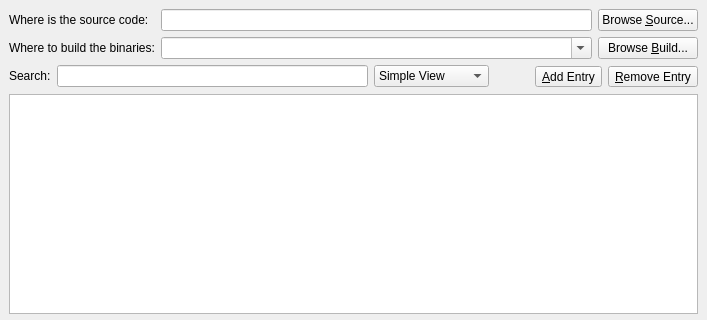
First picture: the form in Source/QtDialog/CMakeSetupDialog.ui, repository halmd-org/cmake-cuda, before the edit; both pictures show x 0 to 707 and y 0 to 320 of the 707 by 582 pixel window.
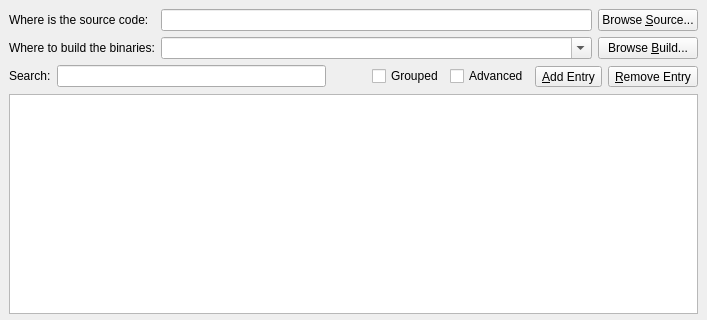
Second picture: the form after the edit. Icons and pictures are not drawn. Custom widgets are drawn as their Qt base class.

```diff
--- a/Source/QtDialog/CMakeSetupDialog.ui
+++ b/Source/QtDialog/CMakeSetupDialog.ui
@@ -113,36 +113,15 @@
           </widget>
          </item>
          <item>
-          <widget class="QLineEdit" name="Search" >
-           <property name="sizePolicy" >
-            <sizepolicy>
-             <hsizetype>7</hsizetype>
-             <vsizetype>0</vsizetype>
+          <widget class="QLineEdit" name="Search">
+           <property name="sizePolicy">
+            <sizepolicy hsizetype="Expanding" vsizetype="Fixed">
              <horstretch>0</horstretch>
              <verstretch>0</verstretch>
             </sizepolicy>
            </property>
           </widget>
          </item>
-         <item>
-         <widget class="QComboBox" name="ViewType" >
-          <item>
-           <property name="text" >
-            <string>Simple View</string>
-           </property>
-          </item>
-          <item>
-           <property name="text" >
-            <string>Advanced View</string>
-           </property>
-          </item>
-          <item>
-           <property name="text" >
-            <string>Grouped View</string>
-           </property>
-          </item>
-          </widget>
-         </item>
          <item>
           <spacer>
            <property name="orientation" >
@@ -160,8 +139,22 @@
           </spacer>
          </item>
          <item>
-          <widget class="QToolButton" name="AddEntry" >
-           <property name="toolTip" >
+          <widget class="QCheckBox" name="groupedCheck">
+           <property name="text">
+            <string>Grouped</string>
+           </property>
+          </widget>
+         </item>
+         <item>
+          <widget class="QCheckBox" name="advancedCheck">
+           <property name="text">
+            <string>Advanced</string>
+           </property>
+          </widget>
+         </item>
+         <item>
+          <widget class="QToolButton" name="AddEntry">
+           <property name="toolTip">
             <string>Add New Entry</string>
            </property>
            <property name="text" >
```
Left out of the diff: 195 changed lines with no effect on the pictures.
